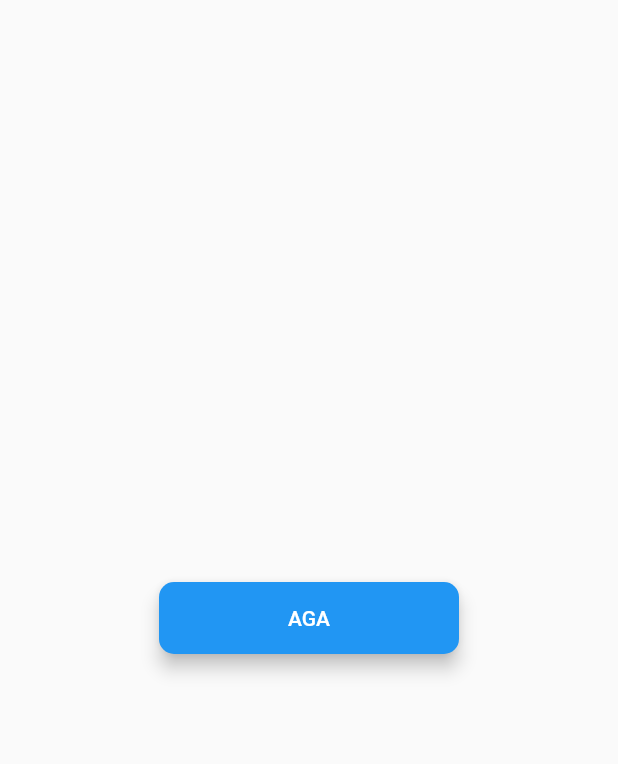
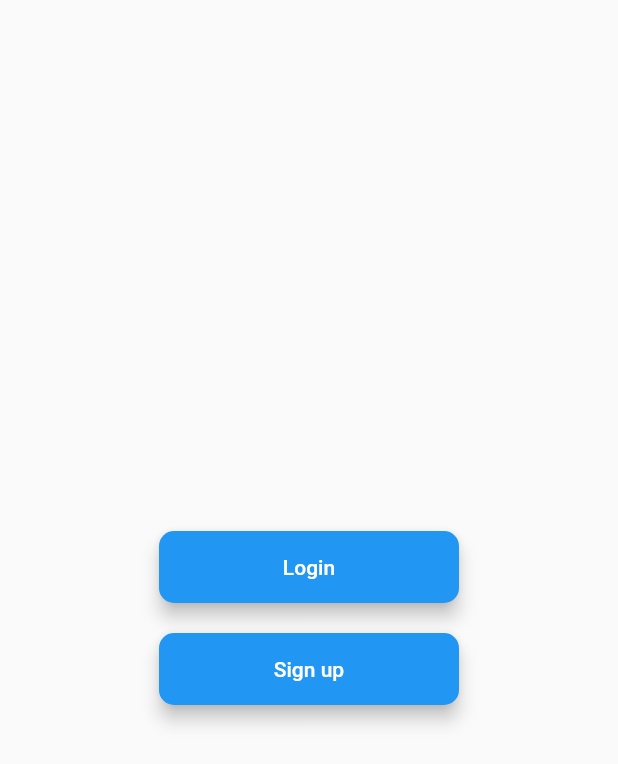
Before and after one commit to YazeedGhazalat/coverCase_flutter, a Flutter app: the screen it shows after launch, on a phone screen of 412 x 824 dp. Shown: the top 764 px of the screen. Run offline on Flutter 3.47's test engine with Material 2 defaults, Android fonts, the phone set to English and light mode, and no system bars; our stand-ins replace firebase_core; accounts and stored records are empty.

Commit message:
this is last update

```diff
--- a/lib/screens/WelcomeScreen.dart
+++ b/lib/screens/WelcomeScreen.dart
@@ -1,4 +1,6 @@
 import 'package:case_store/components/my_button.dart';
+import 'package:case_store/screens/login&register/loginPage.dart';
+import 'package:case_store/screens/login&register/registerPage.dart';
 import 'package:flutter/material.dart';
 
 class WelcomeScreen extends StatefulWidget {
@@ -17,7 +19,18 @@ class _WelcomeScreenState extends State<WelcomeScreen> {
         child: Column(
           mainAxisAlignment: MainAxisAlignment.center,
           children: [
-            MyButton(color: Colors.blue, onPressed: (() {}), title: "AGA")
+            MyButton(
+                color: Colors.blue,
+                onPressed: (() {
+                  Navigator.pushNamed(context, LoginPage.screenRoute);
+                }),
+                title: "Login"),
+            MyButton(
+                color: Colors.blue,
+                onPressed: (() {
+                  Navigator.pushNamed(context, RegisterPage.screenRoute);
+                }),
+                title: "Sign up")
           ],
         ),
       ),
```
